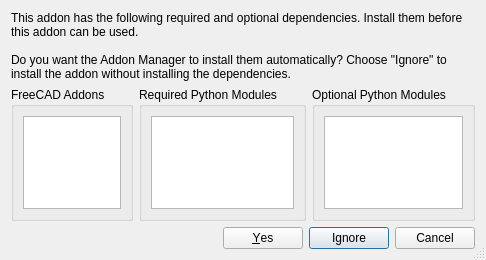
This is dependency_resolution_dialog.ui in chennes/AddonManager as Qt 5 draws it before an edit. The edited form follows.
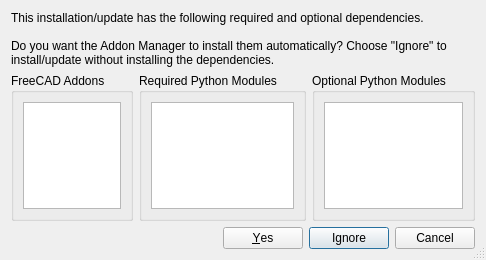
This is the edited form.

What changed in the file:
```diff
--- a/dependency_resolution_dialog.ui
+++ b/dependency_resolution_dialog.ui
@@ -26,9 +26,9 @@
    <item>
     <widget class="QLabel" name="label">
      <property name="text">
-      <string>This addon has the following required and optional dependencies. Install them before this addon can be used.
+      <string>This installation/update has the following required and optional dependencies.
 
-Do you want the Addon Manager to install them automatically? Choose "Ignore" to install the addon without installing the dependencies.</string>
+Do you want the Addon Manager to install them automatically? Choose "Ignore" to install/update without installing the dependencies.</string>
      </property>
      <property name="wordWrap">
       <bool>true</bool>
```
